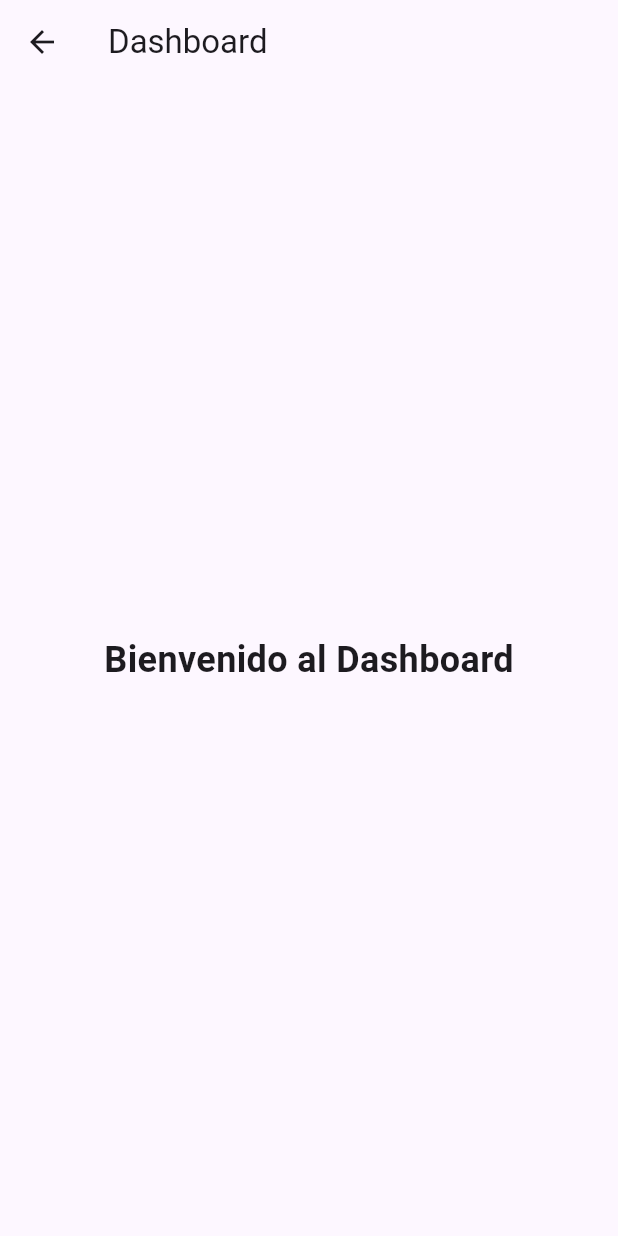
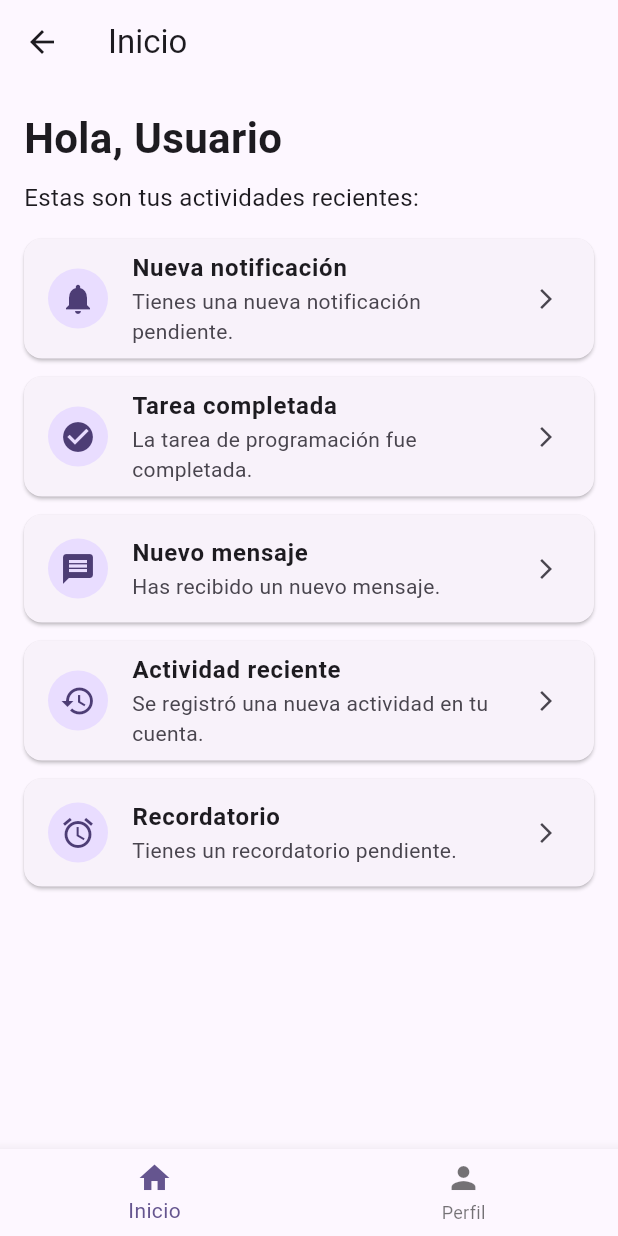
Before and after one commit to BananoDurisimo/UserMaster, a Flutter app: the DashboardPage screen opened by its route, on a phone screen of 412 x 824 dp. Run offline on Flutter 3.47's test engine with Material 3 defaults, Android fonts, the phone set to English and light mode, and no system bars.

Commit message:
Feat: Dashboard & Profile Pages

```diff
--- a/lib/core/routes/app_routes.dart
+++ b/lib/core/routes/app_routes.dart
@@ -15,7 +15,7 @@ class AppRoutes {
   static const String dashboard = '/dashboard';
   static const String profile = '/profile';
 
-  static Map<String, WidgetBuilder> routes = {
+  static final Map<String, WidgetBuilder> routes = {
     splash: (context) => const SplashPage(),
     login: (context) => const LoginPage(),
     register: (context) => const RegisterPage(),
--- a/lib/features/dashboard/presentation/pages/dashboard_page.dart
+++ b/lib/features/dashboard/presentation/pages/dashboard_page.dart
@@ -1,23 +1,145 @@
 import 'package:flutter/material.dart';
+import '../../../profile/presentation/pages/profile_page.dart';
 
-class DashboardPage extends StatelessWidget {
+class DashboardPage extends StatefulWidget {
   const DashboardPage({super.key});
+
+  @override
+  State<DashboardPage> createState() => _DashboardPageState();
+}
+
+class _DashboardPageState extends State<DashboardPage> {
+  int _selectedIndex = 0;
+
+  final List<Widget> _pages = const [
+    HomeContent(),
+    ProfilePage(),
+  ];
+
+  void _onItemTapped(int index) {
+    setState(() {
+      _selectedIndex = index;
+    });
+  }
 
   @override
   Widget build(BuildContext context) {
     return Scaffold(
       appBar: AppBar(
-        title: const Text('Dashboard'),
+        title: Text(
+          _selectedIndex == 0 ? 'Inicio' : 'Perfil',
+        ),
       ),
-      body: const Center(
-        child: Text(
-          'Bienvenido al Dashboard',
-          style: TextStyle(
-            fontSize: 24,
-            fontWeight: FontWeight.bold,
+
+      body: _pages[_selectedIndex],
+
+      bottomNavigationBar: BottomNavigationBar(
+        currentIndex: _selectedIndex,
+        onTap: _onItemTapped,
+        items: const [
+          BottomNavigationBarItem(
+            icon: Icon(Icons.home),
+            label: 'Inicio',
           ),
-        ),
+          BottomNavigationBarItem(
+            icon: Icon(Icons.person),
+            label: 'Perfil',
+          ),
+        ],
       ),
     );
   }
 }
+
+class HomeContent extends StatelessWidget {
+  const HomeContent({super.key});
+
+  final List<Map<String, dynamic>> recentItems = const [
+    {
+      'title': 'Nueva notificación',
+      'description': 'Tienes una nueva notificación pendiente.',
+      'icon': Icons.notifications,
+    },
+    {
+      'title': 'Tarea completada',
+      'description': 'La tarea de programación fue completada.',
+      'icon': Icons.check_circle,
+    },
+    {
+      'title': 'Nuevo mensaje',
+      'description': 'Has recibido un nuevo mensaje.',
+      'icon': Icons.message,
+    },
+    {
+      'title': 'Actividad reciente',
+      'description': 'Se registró una nueva actividad en tu cuenta.',
+      'icon': Icons.history,
+    },
+    {
+      'title': 'Recordatorio',
+      'description': 'Tienes un recordatorio pendiente.',
+      'icon': Icons.alarm,
+    },
+  ];
+
+  @override
+  Widget build(BuildContext context) {
+    return Padding(
+      padding: const EdgeInsets.all(16),
+      child: Column(
+        crossAxisAlignment: CrossAxisAlignment.start,
+        children: [
+          const Text(
+            'Hola, Usuario',
+            style: TextStyle(
+              fontSize: 28,
+              fontWeight: FontWeight.bold,
+            ),
+          ),
+
+          const SizedBox(height: 8),
+
+          const Text(
+            'Estas son tus actividades recientes:',
+            style: TextStyle(
+              fontSize: 16,
+            ),
+          ),
+
+          const SizedBox(height: 16),
+
+          Expanded(
+            child: ListView.builder(
+              itemCount: recentItems.length,
+              itemBuilder: (context, index) {
+                final item = recentItems[index];
+
+                return Card(
+                  margin: const EdgeInsets.only(bottom: 12),
+                  child: ListTile(
+                    leading: CircleAvatar(
+                      child: Icon(item['icon']),
+                    ),
+                    title: Text(
+                      item['title'],
+                      style: const TextStyle(
+                        fontWeight: FontWeight.bold,
+                      ),
+                    ),
+                    subtitle: Text(
+                      item['description'],
+                    ),
+                    trailing: const Icon(
+                      Icons.arrow_forward_ios,
+                      size: 16,
+                    ),
+                  ),
+                );
+              },
+            ),
+          ),
+        ],
+      ),
+    );
+  }
+}
```
Also changed, not shown: lib/features/profile/presentation/pages/profile_page.dart (+63 -30 lines), lib/features/splash/presentation/pages/splash_page.dart (+43 -0 lines).
